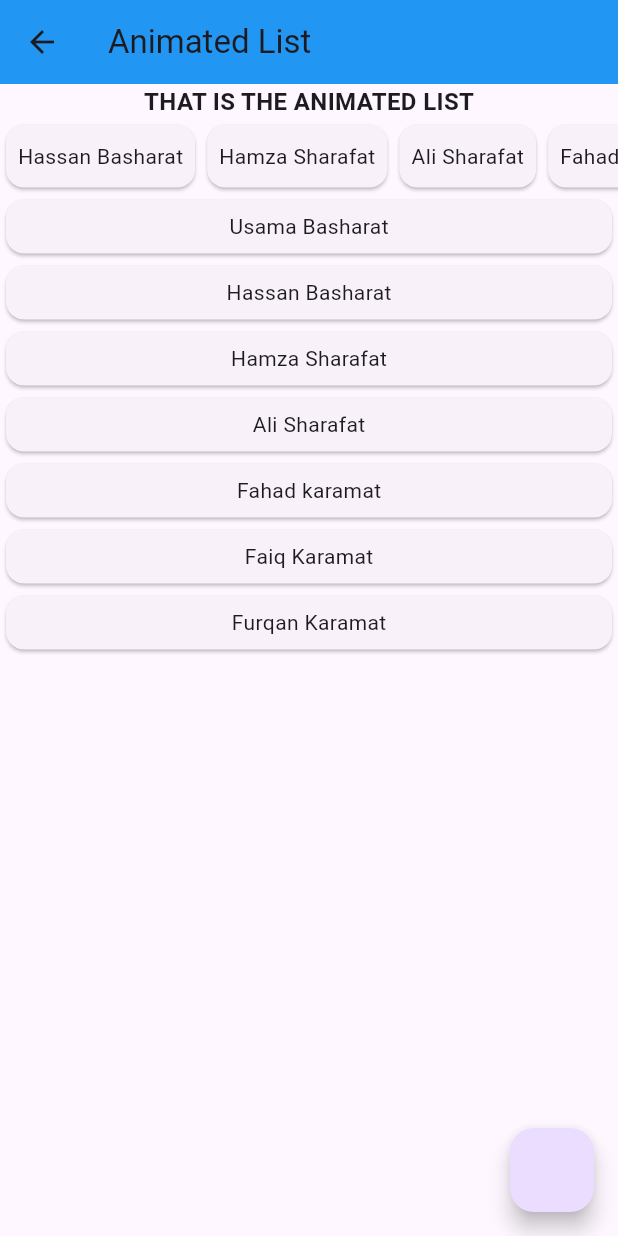
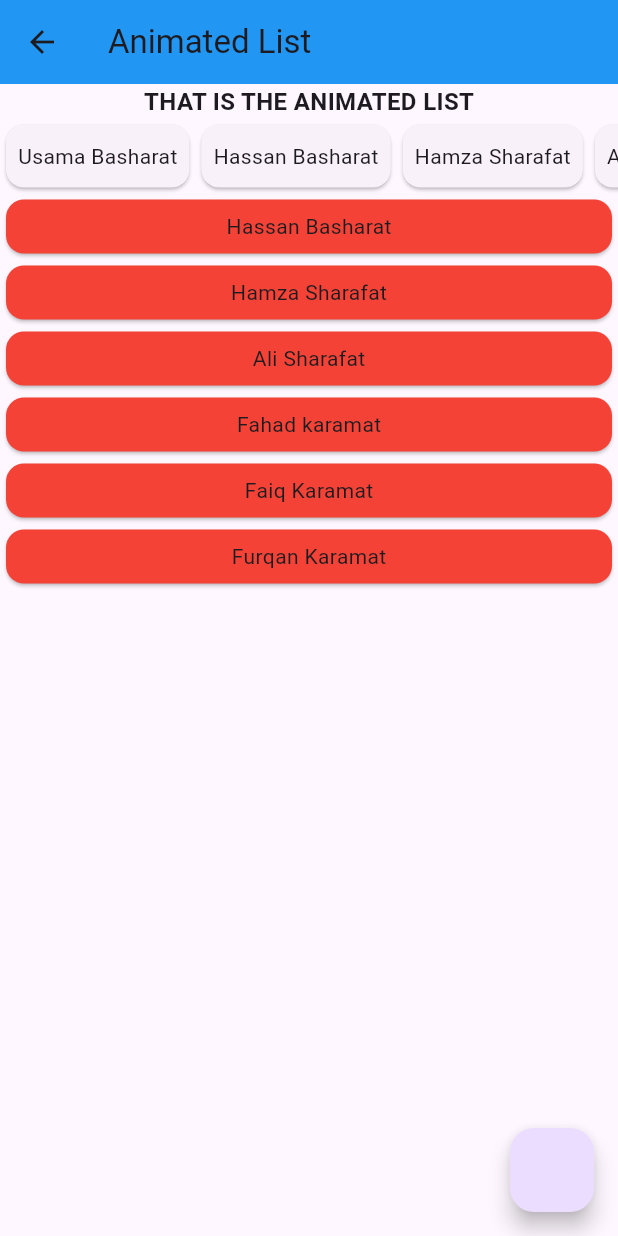
Before and after one commit to DevUsama007/flutter-implicit-animations-playground, a Flutter app: the ExplicitAnimatedList screen opened directly, after a tap on "Usama Basharat", on a phone screen of 412 x 824 dp. Run offline on Flutter 3.47's test engine with Material 3 defaults, Android fonts, the light colour scheme and no system bars; our stand-ins replace flutter_screenutil.

Commit message:
some more update

```diff
--- a/lib/explicitAnimationInFlutter/explicitAnimatedList.dart
+++ b/lib/explicitAnimationInFlutter/explicitAnimatedList.dart
@@ -83,24 +83,24 @@
   }
 
   void _removeItem(int index) {
-    final String removedItem = myList.removeAt(index);
-    _key.currentState!.removeItem(
+    final String removedItem = myList2.removeAt(index);
+    _key1.currentState!.removeItem(
       index,
       (context, animation) => SlideTransition(
         position: Tween<Offset>(
           begin: Offset(1, -1),
           end: Offset(0, 0),
         ).animate(animation),
-        child: ListTile(
-          title: Text('Item $removedItem'),
+        child: Card(
+          child: Text('Item $removedItem'),
         ),
       ),
     );
   }
 
   addItem() {
-    myList.add('Developer Group ${myList.length}');
-    _key.currentState?.insertItem(myList.length - 1);
+    myList2.add('Developer Group ${myList2.length}');
+    _key1.currentState?.insertItem(myList2.length - 1);
   }
 
   @override
@@ -132,9 +132,9 @@
               itemBuilder: (context, index, animation) {
                 return SlideTransition(
                     child: InkWell(
-                      onTap: () {
-                        _removeItem(index);
-                      },
+                      // onTap: () {
+                      //   _removeItem(index);
+                      // },
                       child: Card(
                           child: Center(
                               child: Padding(
@@ -155,20 +155,23 @@
                 key: _key1,
                 initialItemCount: myList2.length,
                 itemBuilder: (context, index, animation) {
+                  int currentIndex = index;
+                  print(currentIndex);
                   return SlideTransition(
                       child: InkWell(
                         onTap: () {
                           _removeItem(index);
                         },
                         child: Card(
+                            color: Colors.red,
                             child: Center(
                                 child: Padding(
-                          padding: const EdgeInsets.all(8.0),
-                          child: Text(myList2[index].toString()),
-                        ))),
+                              padding: const EdgeInsets.all(8.0),
+                              child: Text(myList2[currentIndex]),
+                            ))),
                       ),
                       position: animation.drive(
-                          Tween(begin: Offset(1, 0), end: Offset(0, 0))));
+                          Tween(begin: Offset(-1, 8), end: Offset(0, 0))));
                 },
               ),
             ),
```
